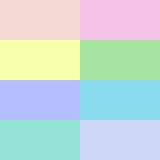
MapleBKL/sticky-notes, file sticky-notes/colorpicker.ui: the form before one commit.
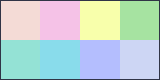
The form after the commit.

Commit message: modified color picker

What changed in the file:
```diff
--- a/sticky-notes/colorpicker.ui
+++ b/sticky-notes/colorpicker.ui
@@ -7,26 +7,30 @@
     <x>0</x>
     <y>0</y>
     <width>160</width>
-    <height>160</height>
+    <height>80</height>
    </rect>
   </property>
   <property name="minimumSize">
    <size>
     <width>160</width>
-    <height>160</height>
+    <height>80</height>
    </size>
   </property>
   <property name="maximumSize">
    <size>
     <width>160</width>
-    <height>160</height>
+    <height>80</height>
    </size>
   </property>
   <property name="windowTitle">
    <string>Form</string>
   </property>
   <property name="styleSheet">
-   <string notr="true">QWidget#ColorPicker {
+   <string notr="true">QWidget {
+	background-color: #737944;
+}
+
+QWidget#ColorPicker {
 	border: 3px solid;
 	border-color: #303446;
 	background-color: #EFF1F5;
@@ -76,10 +80,10 @@
   <widget class="QPushButton" name="btnRosewater">
    <property name="geometry">
     <rect>
-     <x>0</x>
-     <y>0</y>
-     <width>80</width>
-     <height>40</height>
+     <x>1</x>
+     <y>1</y>
+     <width>39</width>
+     <height>39</height>
     </rect>
    </property>
    <property name="text">
@@ -89,10 +93,10 @@
   <widget class="QPushButton" name="btnPink">
    <property name="geometry">
     <rect>
-     <x>80</x>
-     <y>0</y>
-     <width>80</width>
-     <height>40</height>
+     <x>40</x>
+     <y>1</y>
+     <width>40</width>
+     <height>39</height>
     </rect>
    </property>
    <property name="text">
@@ -102,10 +106,10 @@
   <widget class="QPushButton" name="btnYellow">
    <property name="geometry">
     <rect>
-     <x>0</x>
-     <y>40</y>
-     <width>80</width>
-     <height>40</height>
+     <x>80</x>
+     <y>1</y>
+     <width>40</width>
+     <height>39</height>
     </rect>
    </property>
    <property name="text">
@@ -115,10 +119,10 @@
   <widget class="QPushButton" name="btnGreen">
    <property name="geometry">
     <rect>
-     <x>80</x>
-     <y>40</y>
-     <width>80</width>
-     <height>40</height>
+     <x>120</x>
+     <y>1</y>
+     <width>39</width>
+     <height>39</height>
     </rect>
    </property>
    <property name="text">
@@ -128,10 +132,10 @@
   <widget class="QPushButton" name="btnSky">
    <property name="geometry">
     <rect>
-     <x>80</x>
-     <y>80</y>
-     <width>80</width>
-     <height>40</height>
+     <x>40</x>
+     <y>40</y>
+     <width>40</width>
+     <height>39</height>
     </rect>
    </property>
    <property name="text">
@@ -141,10 +145,10 @@
   <widget class="QPushButton" name="btnLavender">
    <property name="geometry">
     <rect>
-     <x>0</x>
-     <y>80</y>
-     <width>80</width>
-     <height>40</height>
+     <x>80</x>
+     <y>40</y>
+     <width>40</width>
+     <height>39</height>
     </rect>
    </property>
    <property name="text">
@@ -154,10 +158,10 @@
   <widget class="QPushButton" name="btnTeal">
    <property name="geometry">
     <rect>
-     <x>0</x>
-     <y>120</y>
-     <width>80</width>
-     <height>40</height>
+     <x>1</x>
+     <y>40</y>
+     <width>39</width>
+     <height>39</height>
     </rect>
    </property>
    <property name="text">
@@ -167,10 +171,10 @@
   <widget class="QPushButton" name="btnGray">
    <property name="geometry">
     <rect>
-     <x>80</x>
-     <y>120</y>
-     <width>80</width>
-     <height>40</height>
+     <x>120</x>
+     <y>40</y>
+     <width>39</width>
+     <height>39</height>
     </rect>
    </property>
    <property name="text">
```
The commit also changes 2 other files.
